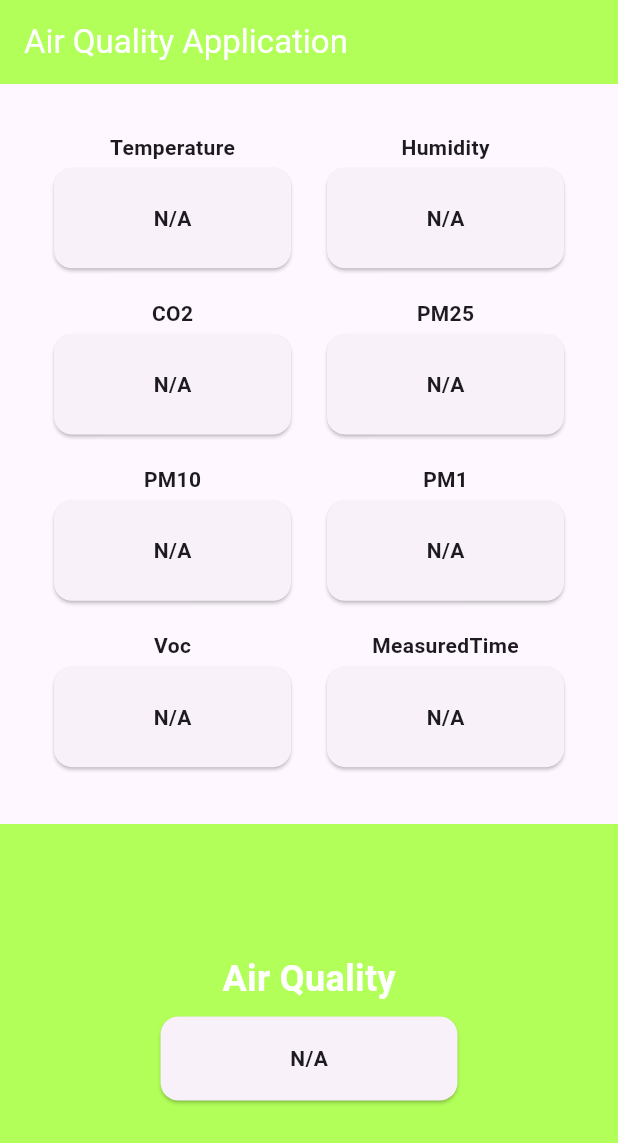
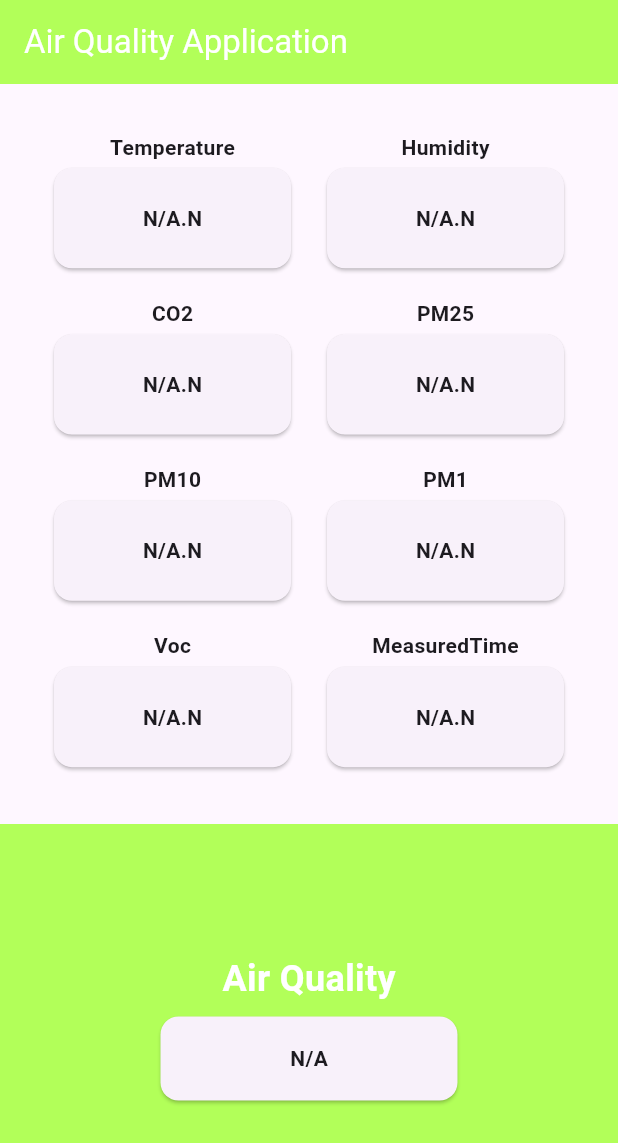
Before and after one commit to iberatd/air_quality, a Flutter app: the screen it shows after launch, on a phone screen of 412 x 824 dp. Shown: the top 1143 px of the screen. Run offline on Flutter 3.47's test engine with Material 3 defaults, Android fonts, the phone set to English and light mode, and no system bars; our stand-ins replace firebase_core, firebase_database; accounts and stored records are empty.

Commit message:
some fixwes

```diff
--- a/lib/homepage.dart
+++ b/lib/homepage.dart
@@ -9,8 +9,6 @@ class HomePage extends StatefulWidget {
 
 class _HomePageState extends State<HomePage> {
   FirebaseService firebaseService = FirebaseService();
-  int counterFail = 0;
-  int counterSuccess = 0;
 
   dynamic prevValMap;
   String prevTargetValue = "";
@@ -64,7 +62,8 @@ class _HomePageState extends State<HomePage> {
                   padding: const EdgeInsets.all(32),
                   child: GridView.builder(
                     itemCount: 8,
-                    gridDelegate: SliverGridDelegateWithFixedCrossAxisCount(
+                    gridDelegate:
+                        const SliverGridDelegateWithFixedCrossAxisCount(
                       crossAxisCount: 2, // number of columns
                       childAspectRatio: 1.75, // width / height
                       mainAxisSpacing: 16,
@@ -74,15 +73,17 @@ class _HomePageState extends State<HomePage> {
                       return Column(
                         children: <Widget>[
                           Text(
-                            '${features[index]}',
-                            style: TextStyle(fontWeight: FontWeight.bold),
+                            features[index],
+                            style: const TextStyle(fontWeight: FontWeight.bold),
                           ),
                           Expanded(
                             child: Card(
                               child: Center(
                                 child: Text(
-                                  '${valueMap?[features[index]] ?? 'N/A'}',
-                                  style: TextStyle(fontWeight: FontWeight.bold),
+                                  /*'${valueMap?[features[index]] ?? 'N/A'}',*/
+                                  '${((valueMap?[features[index]] ?? 'N/A').toString().split('.').first + "." + (valueMap?[features[index]] ?? 'N/A').toString().split('.').last.substring(0, 1))}',
+                                  style: const TextStyle(
+                                      fontWeight: FontWeight.bold),
                                 ),
                               ),
                             ),
@@ -102,7 +103,7 @@ class _HomePageState extends State<HomePage> {
                       child: Column(
                         mainAxisAlignment: MainAxisAlignment.center,
                         children: [
-                          Text(
+                          const Text(
                             'Air Quality',
                             style: TextStyle(
                               fontSize: 24,
@@ -110,7 +111,7 @@ class _HomePageState extends State<HomePage> {
                               color: Colors.white,
                             ),
                           ),
-                          SizedBox(height: 4),
+                          const SizedBox(height: 4),
                           Container(
                             width: width / 2,
                             height: 64,
@@ -118,7 +119,8 @@ class _HomePageState extends State<HomePage> {
                               child: Center(
                                 child: Text(
                                   targetValue,
-                                  style: TextStyle(fontWeight: FontWeight.bold),
+                                  style: const TextStyle(
+                                      fontWeight: FontWeight.bold),
                                 ),
                               ),
                             ),
```
